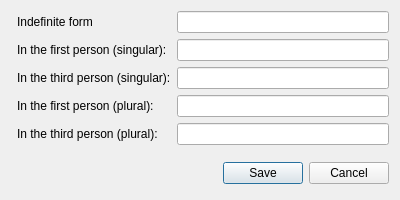
Old version of the form sours/UI/d_converter_edit_words.ui in the repository andmoni/converter_readings.
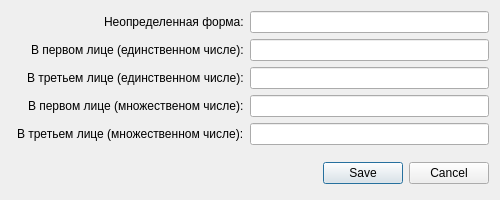
New version of the form. Icons and pictures are not drawn.

The edit to the form file:
```diff
--- a/sours/UI/d_converter_edit_words.ui
+++ b/sours/UI/d_converter_edit_words.ui
@@ -6,19 +6,19 @@
    <rect>
     <x>0</x>
     <y>0</y>
-    <width>400</width>
+    <width>500</width>
     <height>200</height>
    </rect>
   </property>
   <property name="minimumSize">
    <size>
-    <width>400</width>
+    <width>500</width>
     <height>200</height>
    </size>
   </property>
   <property name="maximumSize">
    <size>
-    <width>400</width>
+    <width>500</width>
     <height>200</height>
    </size>
   </property>
@@ -32,6 +32,9 @@
   <layout class="QVBoxLayout" name="verticalLayout_main">
    <item>
     <layout class="QFormLayout" name="formLayout">
+     <property name="labelAlignment">
+      <set>Qt::AlignRight|Qt::AlignTrailing|Qt::AlignVCenter</set>
+     </property>
      <property name="leftMargin">
       <number>6</number>
      </property>
@@ -40,8 +43,16 @@
      </property>
      <item row="0" column="0">
       <widget class="QLabel" name="lb_indefinite">
+       <property name="font">
+        <font>
+         <pointsize>9</pointsize>
+        </font>
+       </property>
+       <property name="toolTip">
+        <string>Неопределенная форма слова</string>
+       </property>
        <property name="text">
-        <string>Indefinite form </string>
+        <string>Неопределенная форма:</string>
        </property>
       </widget>
      </item>
@@ -50,8 +61,16 @@
      </item>
      <item row="1" column="0">
       <widget class="QLabel" name="lb_f_person">
+       <property name="font">
+        <font>
+         <pointsize>9</pointsize>
+        </font>
+       </property>
+       <property name="toolTip">
+        <string>Слово спряженное в первом лице (единственном числе)</string>
+       </property>
        <property name="text">
-        <string>In the first person (singular):</string>
+        <string>В первом лице (единственном числе):</string>
        </property>
       </widget>
      </item>
@@ -60,8 +79,16 @@
      </item>
      <item row="2" column="0">
       <widget class="QLabel" name="lb_t_person">
+       <property name="font">
+        <font>
+         <pointsize>9</pointsize>
+        </font>
+       </property>
+       <property name="toolTip">
+        <string>Слово спряженное в третьем лице (единственном числе)</string>
+       </property>
        <property name="text">
-        <string>In the third person (singular):</string>
+        <string>В третьем лице (единственном числе):</string>
        </property>
       </widget>
      </item>
@@ -70,8 +97,16 @@
      </item>
      <item row="3" column="0">
       <widget class="QLabel" name="lb_f_persons">
+       <property name="font">
+        <font>
+         <pointsize>9</pointsize>
+        </font>
+       </property>
+       <property name="toolTip">
+        <string>Слово спряженное в первом лице (множественном числе)</string>
+       </property>
        <property name="text">
-        <string>In the first person (plural):</string>
+        <string>В первом лице (множественом числе):</string>
        </property>
       </widget>
      </item>
@@ -80,8 +115,16 @@
      </item>
      <item row="4" column="0">
       <widget class="QLabel" name="lb_t_persons">
+       <property name="font">
+        <font>
+         <pointsize>9</pointsize>
+        </font>
+       </property>
+       <property name="toolTip">
+        <string>Слово спряженное в третьем лице (множественном числе)</string>
+       </property>
        <property name="text">
-        <string>In the third person (plural):</string>
+        <string>В третьем лице (множественном числе):</string>
        </property>
       </widget>
      </item>
```
Left out of the diff: 35 changed lines with no effect on the pictures.
